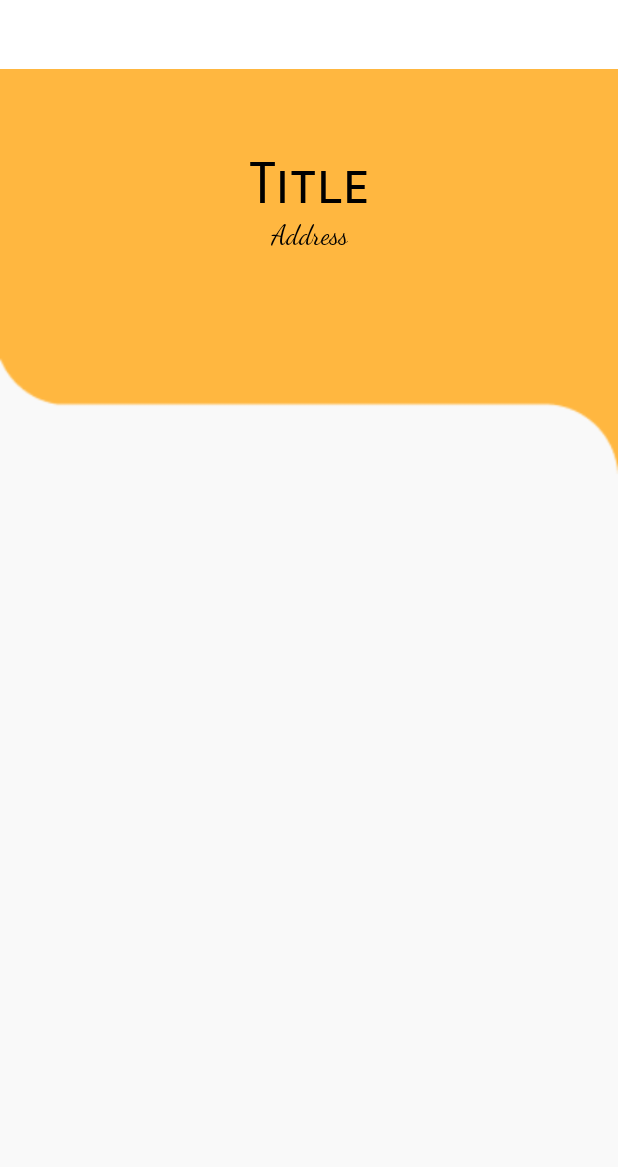
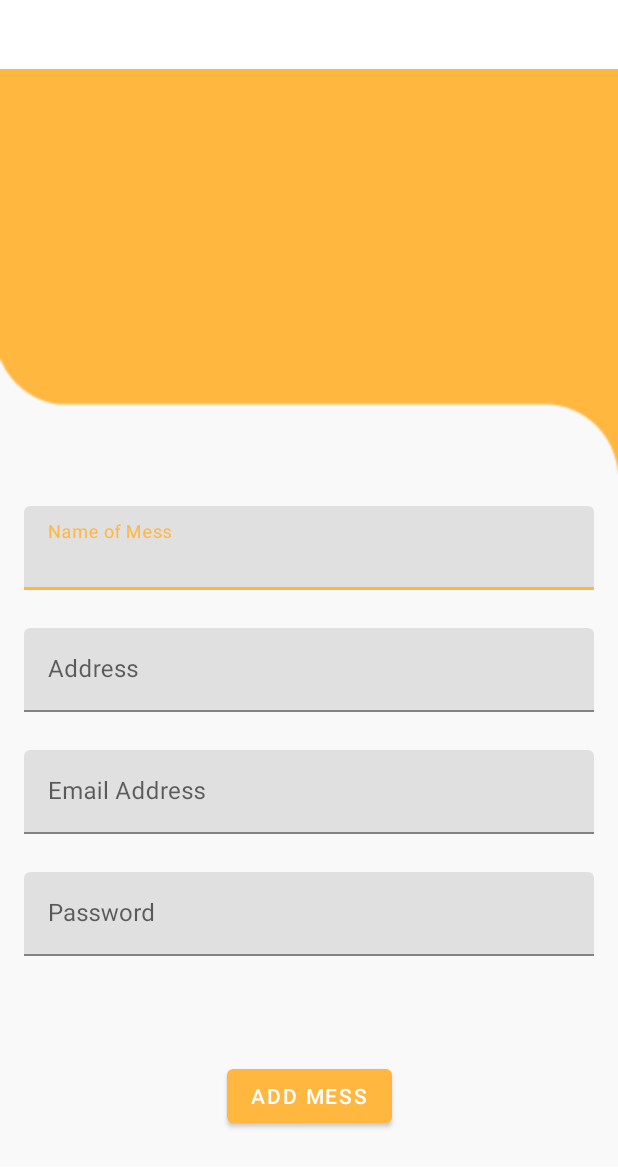
Before and after one commit to NextGen-Coder/Slurpsss-_-Food-and-Mess-Services, an Android app: the AddMessActivity screen opened directly, with no data from a screen before it, on a phone screen of 412 x 824 dp. Shown: the top 1168 px of the screen. Run offline under Robolectric (Android 15) with nearby library versions, the light colour scheme and no system bars.

Commit message:
Add Mess activity

```diff
--- a/SlurpssAdmin/app/src/main/res/layout/activity_add_mess.xml
+++ b/SlurpssAdmin/app/src/main/res/layout/activity_add_mess.xml
@@ -5,7 +5,6 @@
     android:layout_width="match_parent"
     android:layout_height="match_parent"
     tools:context=".AddMessActivity">
-
 
     <ImageView
         android:id="@+id/imageView"
@@ -17,45 +16,74 @@
         app:layout_constraintTop_toTopOf="parent"
         app:srcCompat="@drawable/mess_section" />
 
-    <ImageView
-        android:id="@+id/imageView3"
-        android:layout_width="140dp"
-        android:layout_height="100dp"
-        app:layout_constraintDimensionRatio="20dp"
+    <LinearLayout
+        android:id="@+id/linearLayout"
+        android:layout_width="match_parent"
+        android:layout_height="wrap_content"
+        android:orientation="vertical"
+        android:paddingHorizontal="16dp"
+        app:layout_constraintBottom_toBottomOf="parent"
+        app:layout_constraintTop_toTopOf="parent">
+
+
+        <com.google.android.material.textfield.TextInputLayout
+            android:layout_width="match_parent"
+            android:layout_height="match_parent">
+
+            <com.google.android.material.textfield.TextInputEditText
+                android:layout_width="match_parent"
+                android:layout_height="wrap_content"
+                android:hint="Name of Mess"
+                android:layout_marginTop="150dp"
+                />
+        </com.google.android.material.textfield.TextInputLayout>
+
+        <com.google.android.material.textfield.TextInputLayout
+            android:layout_width="match_parent"
+            android:layout_height="match_parent">
+
+            <com.google.android.material.textfield.TextInputEditText
+                android:layout_width="match_parent"
+                android:layout_height="wrap_content"
+                android:hint="Address"
+                android:inputType="textPostalAddress"
+                android:layout_marginTop="25dp"/>
+        </com.google.android.material.textfield.TextInputLayout>
+
+        <com.google.android.material.textfield.TextInputLayout
+            android:layout_width="match_parent"
+            android:layout_height="match_parent">
+
+            <com.google.android.material.textfield.TextInputEditText
+                android:layout_width="match_parent"
+                android:layout_height="wrap_content"
+                android:hint="Email Address"
+                android:inputType="textEmailAddress"
+                android:layout_marginTop="25dp"/>
+        </com.google.android.material.textfield.TextInputLayout>
+
+        <com.google.android.material.textfield.TextInputLayout
+            android:layout_width="match_parent"
+            android:layout_height="match_parent">
+
+            <com.google.android.material.textfield.TextInputEditText
+                android:layout_width="match_parent"
+                android:layout_height="wrap_content"
+                android:hint="Password"
+                android:inputType="textPassword"
+                android:layout_marginTop="25dp"/>
+        </com.google.android.material.textfield.TextInputLayout>
+
+    </LinearLayout>
+
+    <Button
+        android:id="@+id/button2"
+        android:layout_width="wrap_content"
+        android:layout_height="wrap_content"
+        android:text="Add Mess"
+        app:layout_constraintBottom_toBottomOf="parent"
         app:layout_constraintEnd_toEndOf="parent"
         app:layout_constraintStart_toStartOf="parent"
-        app:layout_constraintTop_toTopOf="parent"
-        tools:srcCompat="@tools:sample/avatars"
-        android:paddingEnd="20dp"
-        android:paddingStart="20dp"
-        android:paddingTop="20dp"
-        />
-
-    <TextView
-        android:id="@+id/textView2"
-        android:layout_width="wrap_content"
-        android:layout_height="wrap_content"
-        android:fontFamily="sans-serif-smallcaps"
-
-        android:text="Title"
-        android:textAlignment="textStart"
-        android:textColor="@color/black"
-        android:textSize="38dp"
-        app:layout_constraintEnd_toEndOf="parent"
-        app:layout_constraintStart_toStartOf="parent"
-        app:layout_constraintTop_toBottomOf="@+id/imageView3" />
-
-    <TextView
-        android:id="@+id/textView3"
-        android:layout_width="wrap_content"
-        android:layout_height="wrap_content"
-        android:fontFamily="cursive"
-        android:text="Address"
-        android:textColor="@color/black"
-        android:textSize="18dp"
-        app:layout_constraintEnd_toEndOf="parent"
-        app:layout_constraintStart_toStartOf="parent"
-        app:layout_constraintTop_toBottomOf="@+id/textView2" />
-
+        app:layout_constraintTop_toBottomOf="@+id/linearLayout" />
 
 </androidx.constraintlayout.widget.ConstraintLayout>
```
